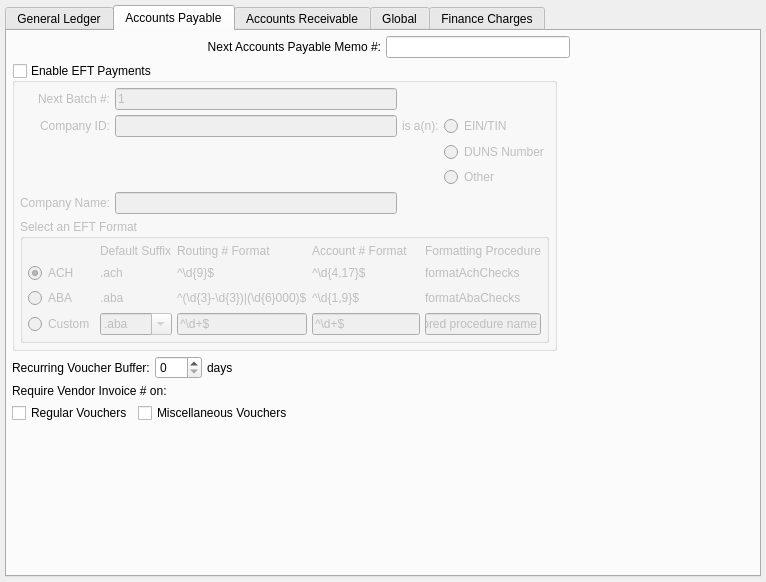
First picture: the form in guiclient/configureGL.ui, repository Pegasus-RPG/xtuple-client, before the edit.
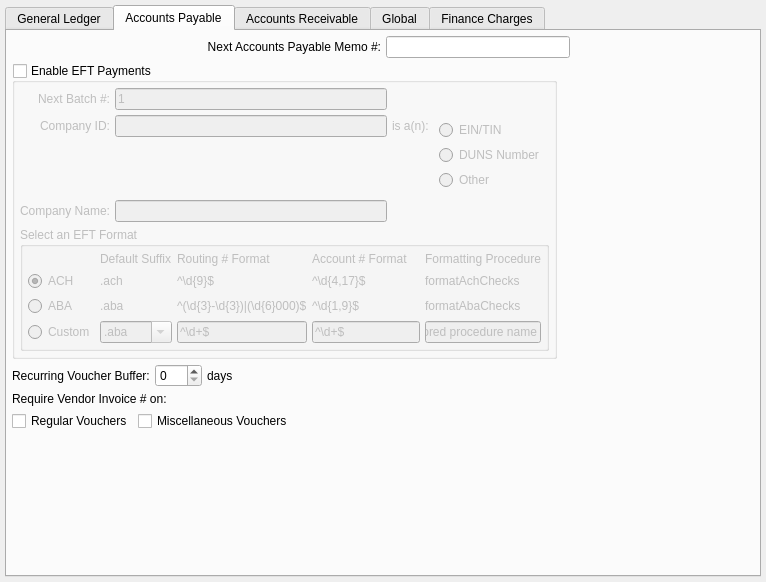
Second picture: the form after the edit. The open tabs and pages were chosen to show the change. Custom widgets are drawn as their Qt base class.

Commit message: Put radio buttons in separate QWidget

```diff
--- a/guiclient/configureGL.ui
+++ b/guiclient/configureGL.ui
@@ -635,25 +635,31 @@
                   </property>
                  </widget>
                 </item>
-                <item row="1" column="3">
+                <item row="1" column="3" rowspan="3">
+                  <widget class="QWidget">
+                    <layout class="QGridLayout">
+                      <item row="0" column="0">
                  <widget class="QRadioButton" name="_companyIdIsEIN">
                   <property name="text">
                    <string>EIN/TIN</string>
                   </property>
                  </widget>
                 </item>
-                <item row="2" column="3">
+                      <item row="1" column="0">
                  <widget class="QRadioButton" name="_companyIdIsDUNS">
                   <property name="text">
                    <string>DUNS Number</string>
                   </property>
                  </widget>
                 </item>
-                <item row="3" column="3">
+                      <item row="2" column="0">
                  <widget class="QRadioButton" name="_companyIdIsOther">
                   <property name="text">
                    <string>Other</string>
                   </property>
+                        </widget>
+                      </item>
+                    </layout>
                  </widget>
                 </item>
                 <item row="6" column="0" colspan="4">
```
Lines whose indentation alone changed are shown as unchanged.
